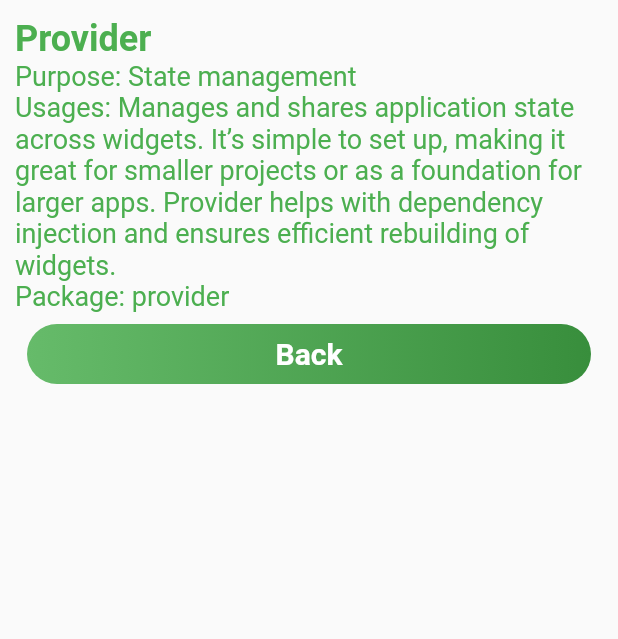
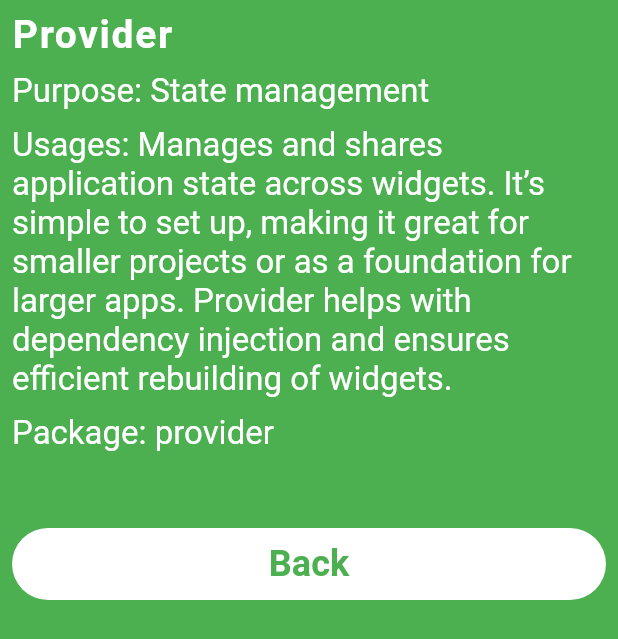
Before and after one commit to HeshmatGhaffariHadid/Libraries-Navigator, a Flutter app: the screen it shows after launch, after a tap on "Provider", on a phone screen of 412 x 824 dp. Shown: the top 639 px of the screen. Run offline on Flutter 3.47's test engine with Material 2 defaults, Android fonts, the phone set to English and light mode, and no system bars.

Commit message:
UI and functionality completed

```diff
--- /dev/null
+++ b/lib/constants.dart
@@ -0,0 +1,10 @@
+import 'package:flutter/material.dart';
+const TextStyle kTextStyle = TextStyle(
+    color: Colors.white,
+    fontSize: 22);
+
+const TextStyle kTitleStyle = TextStyle(
+  color: Colors.white,
+  fontSize: 26,
+  letterSpacing: 1.1,
+  fontWeight: FontWeight.bold);
--- a/lib/details_screen.dart
+++ /dev/null
@@ -1,88 +0,0 @@
-import 'package:flutter/material.dart';
-import 'library.dart';
-
-class DetailsScreen extends StatelessWidget {
-  int index;
-  DetailsScreen(this.index);
-
-  static List<Library> details = [
-    Library('Provider', 'State management', 'Manages and shares application state across widgets. It’s simple to set up, making it great for smaller projects or as a foundation for larger apps. Provider helps with dependency injection and ensures efficient rebuilding of widgets.', 'provider'),
-    Library('Flutter Bloc', 'State management', ': Implements the Business Logic Component (BLoC) pattern, which is ideal for structuring complex apps by separating business logic from the UI. It’s frequently used in enterprise-level apps to ensure predictable and testable code.', 'flutter_bloc'),
-    Library('GetX', 'State management, navigation, dependency injection', 'Provides an all-in-one solution for state management, routing, and dependency injection. GetX is known for its minimal boilerplate, making it fast to set up and easy to use for dynamic state changes and quick navigation between screens.', 'get'),
-    Library('Dio', 'Networking', 'A robust HTTP client for handling API requests, it supports features like interceptors, global configuration, FormData, error handling, and file uploads. Dio is ideal for RESTful APIs and complex networking operations.', 'dio'),
-    Library('Hive', ': Local storage', 'A lightweight, NoSQL database that’s optimized for Flutter and Dart. Hive is perfect for storing small amounts of data offline and is often used for caching, storing user preferences, or saving app data without requiring SQL knowledge.', 'hive'),
-    Library('Firebase', 'Backend services (Authentication, Firestore, Analytics, etc.)', 'Firebase provides a suite of backend services such as Firestore (real-time database), authentication, analytics, cloud messaging, and storage. It’s commonly used for apps requiring robust user authentication, real-time data syncing, or cloud storage.', 'firebase_core (and other Firebase packages like firebase_auth, cloud_firestore)'),
-    Library('Flutter Localization', 'Internationalization (i18n)', ': Supports localization and multiple languages in apps, allowing developers to easily implement and manage text translations and regional formatting. Essential for apps targeting an international audience.', 'flutter_localizations')
-  ];
-
-  @override
-  Widget build(BuildContext context) {
-    return Scaffold(
-      body: Padding(
-        padding: const EdgeInsets.symmetric(vertical: 12, horizontal: 10),
-        child: ListView(
-          children: [
-            Column(
-              mainAxisAlignment: MainAxisAlignment.spaceEvenly,
-              crossAxisAlignment: CrossAxisAlignment.start,
-              children: [
-                Text(
-                  details[index].name,
-                  style: TextStyle(
-                    color: Colors.green,
-                    fontSize: 24,
-                    fontWeight: FontWeight.bold,
-                  ),
-                ),
-                Text(
-                  'Purpose: ${details[index].purpose}',
-                  style: TextStyle(
-                    color: Colors.green,
-                    fontSize: 18,
-                  ),
-                ),
-                Text(
-                  'Usages: ${details[index].usages}',
-                  style: TextStyle(
-                    color: Colors.green,
-                    fontSize: 18,
-                  ),
-                ),
-                Text(
-                  'Package: ${details[index].package}',
-                  style: TextStyle(
-                    color: Colors.green,
-                    fontSize: 18,
-                  ),
-                ),
-
-                TextButton(
-                  onPressed: () {
-                    Navigator.pop(context);
-                  },
-                  child: Container(
-                    height: 40,
-                    width: double.infinity,
-                    decoration: BoxDecoration(
-                      gradient: LinearGradient(colors: [Color(0xFF66BB6A), Color(0xFF388E3C)]),
-                      borderRadius: BorderRadius.circular(50)
-                    ),
-                    child: Center(
-                      child: Text(
-                        'Back',
-                        style: TextStyle(
-                            fontSize: 20,
-                            color: Colors.white,
-                            fontWeight: FontWeight.bold),
-                      ),
-                    ),
-                  ),
-                ),
-              ],
-            ),
-          ],
-        ),
-      ),
-    );
-  }
-}
--- a/lib/home_screen.dart
+++ /dev/null
@@ -1,31 +0,0 @@
-import 'package:flutter/material.dart';
-import 'clickable_card.dart';
-class HomeScreen extends StatelessWidget {
-  const HomeScreen({
-    super.key,
-  });
-
-  @override
-  Widget build(BuildContext context) {
-    return Scaffold(
-      appBar: AppBar(
-        title: const Text(
-          'Most Used Flutter Libraries',
-          style: TextStyle(
-              fontSize: 22,
-              color: Colors.white,
-              fontWeight: FontWeight.bold
-          ),
-        ),
-        backgroundColor: Colors.green,
-      ),
-      backgroundColor: Colors.grey.shade200,
-      body: ListView.builder(
-        itemCount: 7,
-          itemBuilder: (context ,index){
-          return ClickableCard(index);
-        },
-      ),
-    );
-  }
-}
--- a/lib/main.dart
+++ b/lib/main.dart
@@ -1,5 +1,5 @@
 import 'package:flutter/material.dart';
-import 'home_screen.dart';
+import 'screens/home_screen.dart';
 
 void main() {
   runApp( const MyApp());
@@ -10,9 +10,6 @@ class MyApp extends StatelessWidget {
 
   @override
   Widget build(BuildContext context) {
-    return MaterialApp(
-      debugShowCheckedModeBanner: false,
-        home: HomeScreen(),
-    );
+    return  const HomeScreen();
   }
 }
--- /dev/null
+++ b/lib/screens/details_screen.dart
@@ -0,0 +1,104 @@
+import 'package:flutter/material.dart';
+import '../constants.dart';
+import '../model/library.dart';
+
+class DetailsScreen extends StatelessWidget {
+  final int index;
+  const DetailsScreen(this.index, {super.key});
+
+
+  static List<Library> details = [
+    Library(
+        'Provider',
+        'State management',
+        'Manages and shares application state across widgets. It’s simple to set up, making it great for smaller projects or as a foundation for larger apps. Provider helps with dependency injection and ensures efficient rebuilding of widgets.',
+        'provider'),
+    Library(
+        'Flutter Bloc',
+        'State management',
+        'Implements the Business Logic Component (BLoC) pattern, which is ideal for structuring complex apps by separating business logic from the UI. It’s frequently used in enterprise-level apps to ensure predictable and testable code.',
+        'flutter_bloc'),
+    Library(
+        'GetX',
+        'State management, navigation, dependency injection',
+        'Provides an all-in-one solution for state management, routing, and dependency injection. GetX is known for its minimal boilerplate, making it fast to set up and easy to use for dynamic state changes and quick navigation between screens.',
+        'get'),
+    Library(
+        'Dio',
+        'Networking',
+        'A robust HTTP client for handling API requests, it supports features like interceptors, global configuration, FormData, error handling, and file uploads. Dio is ideal for RESTful APIs and complex networking operations.',
+        'dio'),
+    Library(
+        'Hive',
+        'Local storage',
+        'A lightweight, NoSQL database that’s optimized for Flutter and Dart. Hive is perfect for storing small amounts of data offline and is often used for caching, storing user preferences, or saving app data without requiring SQL knowledge.',
+        'hive'),
+    Library(
+        'Firebase',
+        'Backend services (Authentication, Firestore, Analytics, etc.)',
+        'Firebase provides a suite of backend services such as Firestore (real-time database), authentication, analytics, cloud messaging, and storage. It’s commonly used for apps requiring robust user authentication, real-time data syncing, or cloud storage.',
+        'firebase_core (and other Firebase packages like firebase_auth, cloud_firestore)'),
+    Library(
+        'Flutter Localization',
+        'Internationalization (i18n)',
+        'Supports localization and multiple languages in apps, allowing developers to easily implement and manage text translations and regional formatting. Essential for apps targeting an international audience.',
+        'flutter_localizations')
+  ];
+
+  @override
+  Widget build(BuildContext context) {
+    return Scaffold(
+      backgroundColor: Colors.green,
+      body: ListView(
+        children:[ Padding(
+          padding: const EdgeInsets.all(8.0),
+          child: Column(
+            crossAxisAlignment: CrossAxisAlignment.start,
+            children: [
+              Text(
+                details[index].name,
+                style: kTitleStyle,
+              ),
+              const SizedBox(height: 10),
+              Text(
+                'Purpose: ${details[index].purpose}',
+                style: kTextStyle,
+              ),
+              const SizedBox(height: 10),
+              Text(
+                'Usages: ${details[index].usages}',
+                style: kTextStyle,
+              ),
+              const SizedBox(height: 10),
+              Text(
+                'Package: ${details[index].package}',
+                style:kTextStyle
+              ),
+              const SizedBox(height: 50),
+              Container(
+                decoration: BoxDecoration(
+                  color: Colors.white,
+                  borderRadius: BorderRadius.circular(50)
+                ),
+                child: TextButton(
+                  onPressed: () {
+                    Navigator.pop(context);
+                  },
+                  child: const Center(
+                    child: Text(
+                      'Back',
+                      style: TextStyle(
+                          color: Colors.green,
+                          fontWeight: FontWeight.bold,
+                          fontSize: 24
+                      ),
+                    ),
+                  ),
+                ),
+              ),
+            ]),
+        ),
+      ]),
+    );
+  }
+}
--- /dev/null
+++ b/lib/screens/home_screen.dart
@@ -0,0 +1,31 @@
+import 'package:flutter/material.dart';
+import '../widgets/clickable_card.dart';
+class HomeScreen extends StatelessWidget {
+  const HomeScreen({super.key});
+  @override
+  Widget build(BuildContext context) {
+    return MaterialApp(
+      debugShowCheckedModeBanner: false,
+      home: Scaffold(
+        appBar: AppBar(
+          title: const Text(
+            'Most Used Flutter Libraries',
+            style: TextStyle(
+                fontSize: 22,
+                color: Colors.white,
+                fontWeight: FontWeight.bold
+            ),
+          ),
+          backgroundColor: Colors.green,
+        ),
+        backgroundColor: Colors.grey.shade200,
+        body: ListView.builder(
+          itemCount: 7,
+            itemBuilder: (context ,index){
+            return ClickableCard(index);
+          },
+        ),
+      ),
+    );
+  }
+}
--- a/lib/clickable_card.dart
+++ b/lib/widgets/clickable_card.dart
@@ -1,9 +1,10 @@
 import 'package:flutter/material.dart';
-import 'package:libraries_navigator/details_screen.dart';
+import 'package:libraries_navigator/constants.dart';
+import 'package:libraries_navigator/screens/details_screen.dart';
 
 class ClickableCard extends StatelessWidget {
-  int index;
-  ClickableCard(this.index, {super.key});
+  final int index;
+  const ClickableCard(this.index, {super.key});
 
   @override
   Widget build(BuildContext context) {
@@ -28,10 +29,8 @@ class ClickableCard extends StatelessWidget {
           ),
           child: Center(
             child: Text(DetailsScreen.details[index].name,
-                style: const TextStyle(
-                    color: Colors.white,
-                    fontSize: 24,
-                    fontWeight: FontWeight.bold)),
+                style: kTitleStyle,
+            ),
           ),
         ),
       ),
```
Also changed, not shown: lib/model/library.dart (renamed from lib/library.dart).
